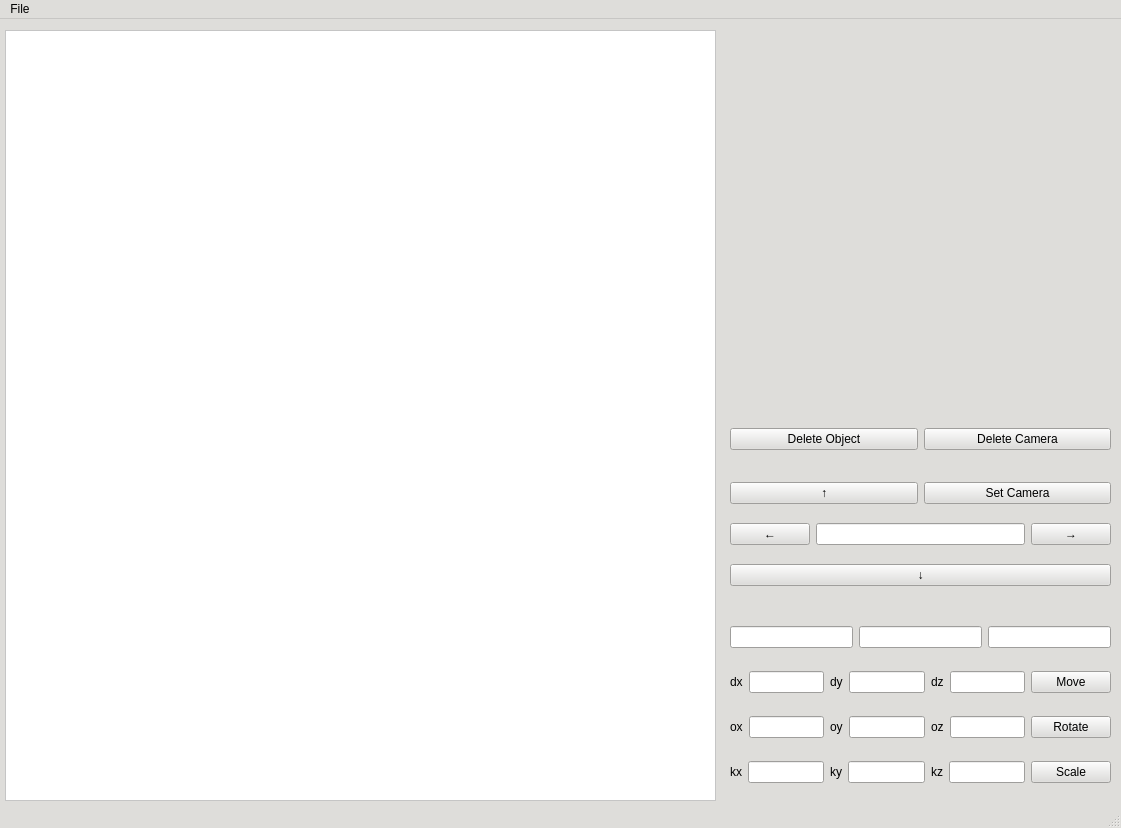
SINdeletE/OOP, file lab_03/lab_03_qt/mainwindow.ui: the form before one commit.
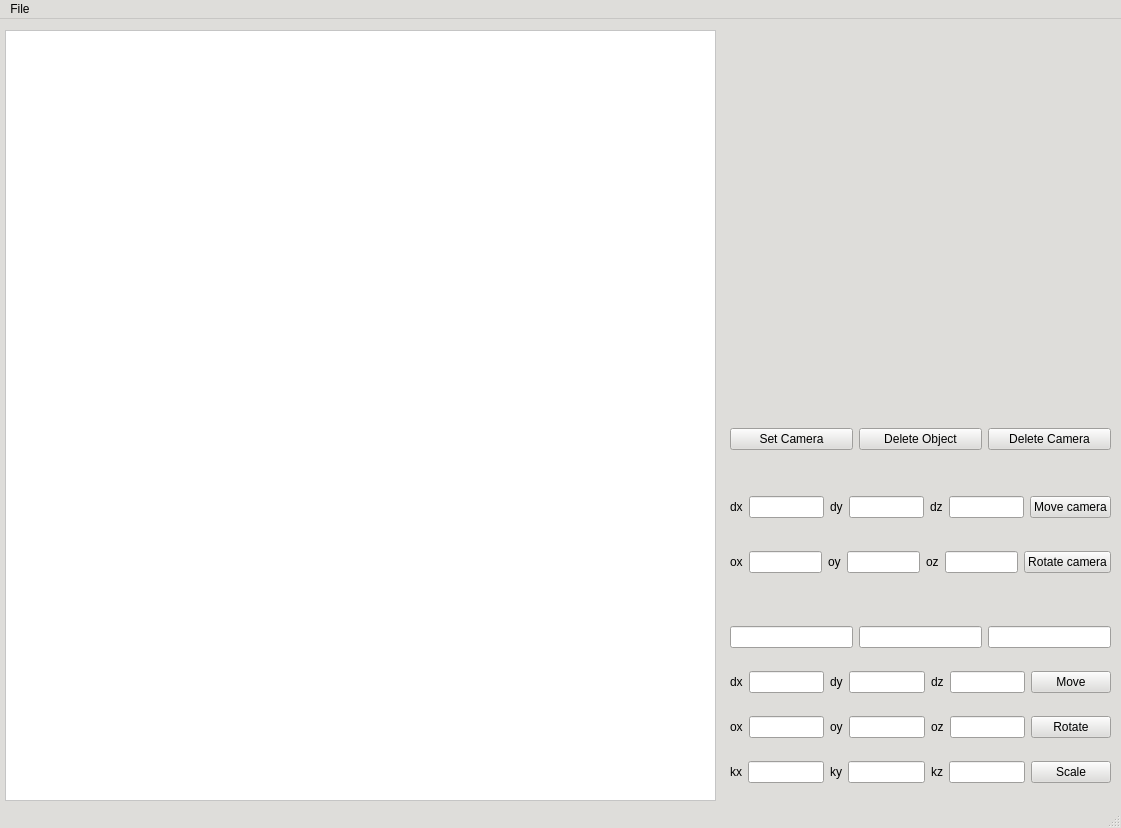
The form after the commit.

The edit to the form file:
```diff
--- a/lab_03/lab_03_qt/mainwindow.ui
+++ b/lab_03/lab_03_qt/mainwindow.ui
@@ -1156,93 +1156,92 @@
     </property>
     <layout class="QVBoxLayout" name="CameraWidgets">
      <item>
-      <layout class="QHBoxLayout" name="horizontalLayout_7">
+      <layout class="QHBoxLayout" name="horizontalLayout_8">
        <item>
-        <layout class="QVBoxLayout" name="verticalLayout_11"/>
+        <widget class="QLabel" name="label_10">
+         <property name="text">
+          <string>dx</string>
+         </property>
+        </widget>
        </item>
        <item>
-        <layout class="QVBoxLayout" name="verticalLayout_10">
-         <item>
-          <widget class="QPushButton" name="CameraRotateUpButton">
-           <property name="text">
-            <string>↑</string>
-           </property>
-          </widget>
-         </item>
-        </layout>
+        <widget class="QLineEdit" name="LineEditDx_Cam">
+         <property name="readOnly">
+          <bool>false</bool>
+         </property>
+        </widget>
        </item>
        <item>
-        <layout class="QVBoxLayout" name="verticalLayout_9">
-         <item>
-          <widget class="QPushButton" name="SetCameraButton">
-           <property name="text">
-            <string>Set Camera</string>
-           </property>
-          </widget>
-         </item>
-        </layout>
+        <widget class="QLabel" name="label_11">
+         <property name="text">
+          <string>dy</string>
+         </property>
+        </widget>
        </item>
-      </layout>
-     </item>
-     <item>
-      <layout class="QHBoxLayout" name="horizontalLayout_5">
        <item>
-        <layout class="QVBoxLayout" name="verticalLayout_8">
-         <item>
-          <widget class="QPushButton" name="CameraRotateUpLeft">
-           <property name="text">
-            <string>←</string>
-           </property>
-          </widget>
-         </item>
-        </layout>
+        <widget class="QLineEdit" name="LineEditDy_Cam"/>
        </item>
        <item>
-        <layout class="QVBoxLayout" name="verticalLayout_7">
-         <item>
-          <widget class="QLineEdit" name="lineEdit">
-           <property name="alignment">
-            <set>Qt::AlignmentFlag::AlignCenter</set>
-           </property>
-          </widget>
-         </item>
-        </layout>
+        <widget class="QLabel" name="label_12">
+         <property name="text">
+          <string>dz</string>
+         </property>
+        </widget>
        </item>
        <item>
-        <layout class="QVBoxLayout" name="verticalLayout_6">
-         <item>
-          <widget class="QPushButton" name="CameraRotateRightButton">
-           <property name="text">
-            <string>→</string>
-           </property>
-          </widget>
-         </item>
-        </layout>
+        <widget class="QLineEdit" name="LineEditDz_Cam"/>
+       </item>
+       <item>
+        <widget class="QPushButton" name="MoveButton_Cam">
+         <property name="text">
+          <string>Move camera</string>
+         </property>
+        </widget>
        </item>
       </layout>
      </item>
      <item>
       <layout class="QHBoxLayout" name="horizontalLayout_4">
        <item>
-        <layout class="QHBoxLayout" name="horizontalLayout_8">
-         <item>
-          <layout class="QVBoxLayout" name="verticalLayout_5"/>
-         </item>
-         <item>
-          <layout class="QVBoxLayout" name="verticalLayout_4">
-           <item>
-            <widget class="QPushButton" name="CameraRotateDownButton">
-             <property name="text">
-              <string>↓</string>
-             </property>
-            </widget>
-           </item>
-          </layout>
-         </item>
-         <item>
-          <layout class="QVBoxLayout" name="verticalLayout_3"/>
-         </item>
-        </layout>
+        <widget class="QLabel" name="label_13">
+         <property name="text">
+          <string>ox</string>
+         </property>
+        </widget>
+       </item>
+       <item>
+        <widget class="QLineEdit" name="LineEditOx_Cam">
+         <property name="readOnly">
+          <bool>false</bool>
+         </property>
+        </widget>
+       </item>
+       <item>
+        <widget class="QLabel" name="label_14">
+         <property name="text">
+          <string>oy</string>
+         </property>
+        </widget>
+       </item>
+       <item>
+        <widget class="QLineEdit" name="LineEditOy_Cam"/>
+       </item>
+       <item>
+        <widget class="QLabel" name="label_15">
+         <property name="text">
+          <string>oz</string>
+         </property>
+        </widget>
+       </item>
+       <item>
+        <widget class="QLineEdit" name="LineEditOz_Cam"/>
+       </item>
+       <item>
+        <widget class="QPushButton" name="RotateButton_Cam">
+         <property name="text">
+          <string>Rotate camera</string>
+         </property>
+        </widget>
        </item>
       </layout>
      </item>
@@ -1276,6 +1275,13 @@
      </rect>
     </property>
     <layout class="QHBoxLayout" name="horizontalLayout_6">
+     <item>
+      <widget class="QPushButton" name="SetCameraButton">
+       <property name="text">
+        <string>Set Camera</string>
+       </property>
+      </widget>
+     </item>
      <item>
       <widget class="QPushButton" name="DeleteObjectButton">
        <property name="text">
```
